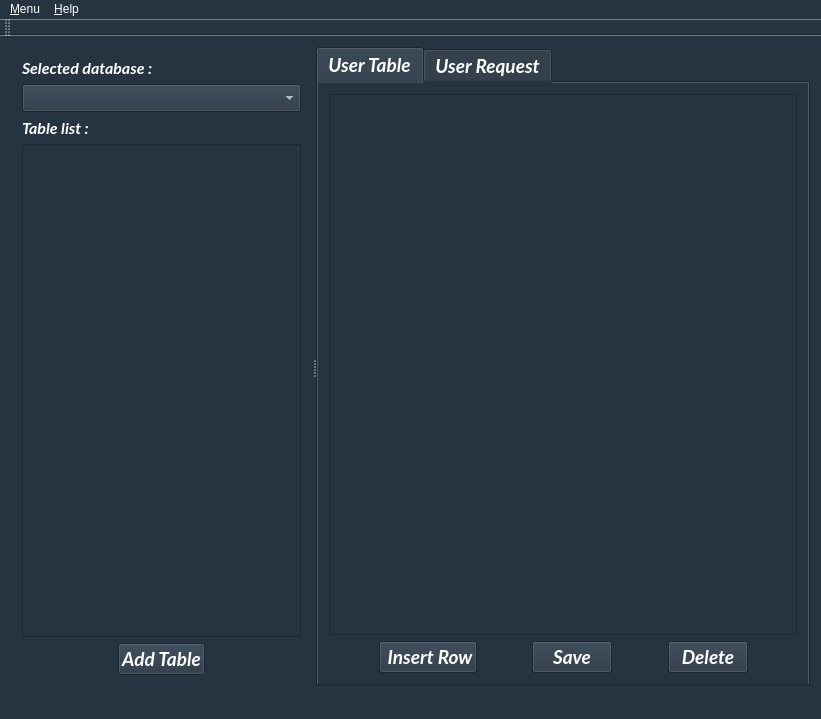
First picture: the form in mainwindow.ui, repository LouisVraie/dbManagerApp, before the edit.
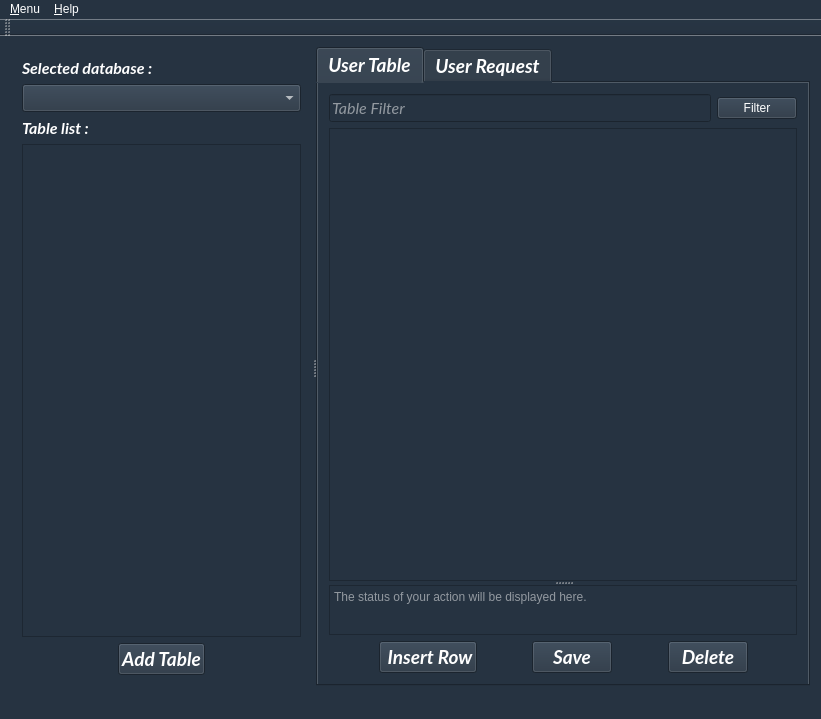
Second picture: the form after the edit. Icons and pictures are not drawn.

Commit message: modif mainwindow.ui ajout filtre + qtext browser

Diff of the .ui file:
```diff
--- a/mainwindow.ui
+++ b/mainwindow.ui
@@ -191,10 +191,51 @@
         </attribute>
         <layout class="QVBoxLayout" name="verticalLayout_3">
          <item>
-          <widget class="QTableWidget" name="tableWidget_Table">
-           <attribute name="verticalHeaderVisible">
-            <bool>false</bool>
-           </attribute>
+          <layout class="QHBoxLayout" name="horizontalLayout_6">
+           <item>
+            <widget class="QLineEdit" name="lineEditFilter">
+             <property name="font">
+              <font>
+               <family>Lato</family>
+               <pointsize>12</pointsize>
+               <italic>true</italic>
+              </font>
+             </property>
+             <property name="placeholderText">
+              <string>Table Filter</string>
+             </property>
+            </widget>
+           </item>
+           <item>
+            <widget class="QPushButton" name="pushButtonFilter">
+             <property name="text">
+              <string>Filter</string>
+             </property>
+            </widget>
+           </item>
+          </layout>
+         </item>
+         <item>
+          <widget class="QSplitter" name="splitter_3">
+           <property name="orientation">
+            <enum>Qt::Vertical</enum>
+           </property>
+           <widget class="QTableWidget" name="tableWidget_Table">
+            <attribute name="verticalHeaderVisible">
+             <bool>false</bool>
+            </attribute>
+           </widget>
+           <widget class="QTextBrowser" name="textBrowserActionResult">
+            <property name="maximumSize">
+             <size>
+              <width>16777215</width>
+              <height>50</height>
+             </size>
+            </property>
+            <property name="placeholderText">
+             <string>The status of your action will be displayed here.</string>
+            </property>
+           </widget>
           </widget>
          </item>
          <item>
```
Left out of the diff: 3 changed lines with no effect on the pictures.
